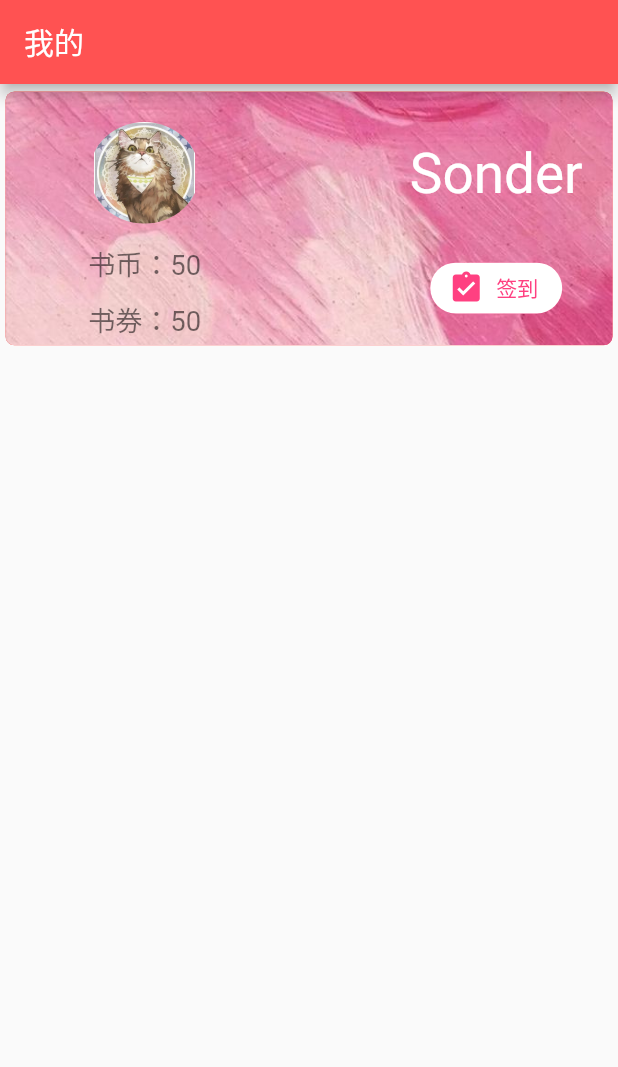
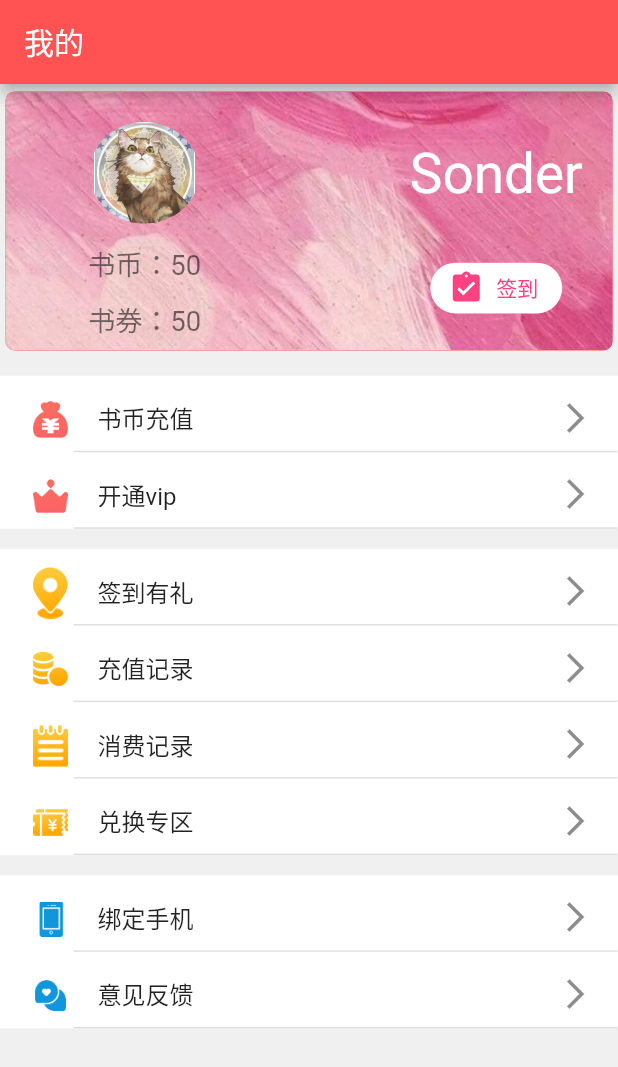
Before and after one commit to baoguok/Flutter_NovelReader, a Flutter app: the MePage screen opened directly, on a phone screen of 412 x 824 dp. Shown: the top 1067 px of the screen. Run offline on Flutter 3.47's test engine with Material 2 defaults, Android fonts, the phone set to English and light mode, and no system bars; our stand-ins replace flutter_screenutil, flutter_swiper; missing offline and left inert: gzx_dropdown_menu.

Commit message:
我的 页面搭建

```diff
--- a/lib/pages/me/me_page.dart
+++ b/lib/pages/me/me_page.dart
@@ -8,13 +8,19 @@ class MePage extends StatelessWidget {
   Widget build(BuildContext context) {
     // TODO: implement build
     return Scaffold(
+      backgroundColor: Color.fromRGBO(240, 240, 240, 1),
         appBar: AppBar(
           title: Text('我的'),
           backgroundColor: Colors.redAccent,
         ),
         body: Container(
-          child: Row(
-            children: <Widget>[_topBar()],
+          child: ListView(
+            children: <Widget>[
+              _topBar(),
+              _topList(),
+            _middleList(),
+            _bottomList(),
+            ],
           ),
         ));
   }
@@ -32,7 +38,7 @@ class MePage extends StatelessWidget {
           ScreenUtil().setWidth(10),
           ScreenUtil().setHeight(10)),
       width: ScreenUtil().setWidth(1105),
-      height: ScreenUtil().setHeight(500),
+      height: ScreenUtil().setHeight(510),
       child: Row(
         children: <Widget>[_leftWidget(), _rightWidget()],
       ),
@@ -57,16 +63,16 @@ class MePage extends StatelessWidget {
                 margin: EdgeInsets.only(top: ScreenUtil().setHeight(40)),
                 child: Text(
                   '书币：50',
-                  style: TextStyle(fontSize: ScreenUtil().setSp(50),
-                  color: Colors.black54),
+                  style: TextStyle(
+                      fontSize: ScreenUtil().setSp(50), color: Colors.black54),
                 ),
               ),
               Container(
                 margin: EdgeInsets.only(top: ScreenUtil().setHeight(30)),
                 child: Text(
                   '书券：50',
-                  style: TextStyle(fontSize: ScreenUtil().setSp(50),
-                  color: Colors.black54),
+                  style: TextStyle(
+                      fontSize: ScreenUtil().setSp(50), color: Colors.black54),
                 ),
               )
             ],
@@ -84,9 +90,7 @@ class MePage extends StatelessWidget {
             child: Text(
               'Sonder',
               style: TextStyle(
-                fontSize: ScreenUtil().setSp(100),
-                color: Colors.white
-              ),
+                  fontSize: ScreenUtil().setSp(100), color: Colors.white),
             ),
           ),
           Container(
@@ -94,20 +98,21 @@ class MePage extends StatelessWidget {
             child: Container(
               height: ScreenUtil().setHeight(100),
               decoration: BoxDecoration(
-                color: Colors.pinkAccent,
-                  borderRadius: BorderRadius.all(Radius.circular(20))
-              ),
+                  color: Colors.pinkAccent,
+                  borderRadius: BorderRadius.all(Radius.circular(20))),
               child: FlatButton.icon(
                 color: Colors.white,
-                icon: Icon(Icons.assignment_turned_in,color: Colors.pinkAccent,),
-                label: (
-                    Text('签到',
-                    style: TextStyle(
-                      color: Colors.pinkAccent
-                    ),)
+                icon: Icon(
+                  Icons.assignment_turned_in,
+                  color: Colors.pinkAccent,
                 ),
-                shape: RoundedRectangleBorder(borderRadius: new BorderRadius.circular(25.0)),
-                onPressed: (){
+                label: (Text(
+                  '签到',
+                  style: TextStyle(color: Colors.pinkAccent),
+                )),
+                shape: RoundedRectangleBorder(
+                    borderRadius: new BorderRadius.circular(25.0)),
+                onPressed: () {
                   print('签到');
                 },
               ),
@@ -117,4 +122,176 @@ class MePage extends StatelessWidget {
       ),
     );
   }
+
+  Widget _myListTitle(String iconImage, String title) {
+    return Container(
+      margin: EdgeInsets.only(left: ScreenUtil().setWidth(10)),
+      width: ScreenUtil().setWidth(990),
+      decoration: BoxDecoration(
+        border: Border(
+          bottom: BorderSide(width: 1,color: Colors.black12)
+        )
+      ),
+        child: Container(height: 50.0, child: ListTile(
+          title: Text(title,
+          style: TextStyle(
+            fontWeight: FontWeight.w400
+          ),),
+          trailing: Icon(Icons.arrow_forward_ios),
+        )));
+  }
+
+  Widget _topList() {
+    return Container(
+      decoration: BoxDecoration(
+        color: Colors.white
+      ),
+      margin: EdgeInsets.only(top: ScreenUtil().setHeight(40)),
+      child: Column(
+        mainAxisSize: MainAxisSize.min,
+        children: <Widget>[
+          Row(
+            children: <Widget>[
+              Container(
+                margin: EdgeInsets.fromLTRB(ScreenUtil().setWidth(60),
+                    ScreenUtil().setWidth(20), 0, 0),
+                width: ScreenUtil().setWidth(64),
+                child: Image(
+                  width: ScreenUtil().setWidth(64),
+                  image: AssetImage('images/我的充值2@2x.png'),
+                ),
+              ),
+              _myListTitle('images/我的充值2@2x.png', '书币充值'),
+            ],
+          ),
+          Row(
+            children: <Widget>[
+              Container(
+                margin: EdgeInsets.fromLTRB(ScreenUtil().setWidth(60),
+                    ScreenUtil().setWidth(20), 0, 0),
+                width: ScreenUtil().setWidth(64),
+                child: Image(
+                  width: ScreenUtil().setWidth(64),
+                  image: AssetImage('images/我的VIP会员@2x.png'),
+                ),
+              ),
+              _myListTitle('images/我的VIP会员@2x.png', '开通vip')
+            ],
+          ),
+        ],
+      ),
+    );
+  }
+
+  Widget _middleList(){
+    return Container(
+      decoration: BoxDecoration(
+          color: Colors.white
+      ),
+      margin: EdgeInsets.only(top: ScreenUtil().setHeight(40)),
+      child: Column(
+        mainAxisSize: MainAxisSize.min,
+        children: <Widget>[
+          Row(
+            children: <Widget>[
+              Container(
+                margin: EdgeInsets.fromLTRB(ScreenUtil().setWidth(60),
+                    ScreenUtil().setWidth(20), 0, 0),
+                width: ScreenUtil().setWidth(64),
+                child: Image(
+                  width: ScreenUtil().setWidth(64),
+                  image: AssetImage('images/我的签到@2x.png'),
+                ),
+              ),
+              _myListTitle('images/我的签到@2x.png', '签到有礼'),
+            ],
+          ),
+          Row(
+            children: <Widget>[
+              Container(
+                margin: EdgeInsets.fromLTRB(ScreenUtil().setWidth(60),
+                    ScreenUtil().setWidth(20), 0, 0),
+                width: ScreenUtil().setWidth(64),
+                child: Image(
+                  width: ScreenUtil().setWidth(64),
+                  image: AssetImage('images/我的充值@2x.png'),
+                ),
+              ),
+              _myListTitle('images/我的充值@2x.png', '充值记录')
+            ],
+          ),
+          Row(
+            children: <Widget>[
+              Container(
+                margin: EdgeInsets.fromLTRB(ScreenUtil().setWidth(60),
+                    ScreenUtil().setWidth(20), 0, 0),
+                width: ScreenUtil().setWidth(64),
+                child: Image(
+                  width: ScreenUtil().setWidth(64),
+                  image: AssetImage('images/我的消费@2x.png'),
+                ),
+              ),
+              _myListTitle('images/我的消费@2x.png', '消费记录')
+            ],
+          ),
+          Row(
+            children: <Widget>[
+              Container(
+                margin: EdgeInsets.fromLTRB(ScreenUtil().setWidth(60),
+                    ScreenUtil().setWidth(20), 0, 0),
+                width: ScreenUtil().setWidth(64),
+                child: Image(
+                  width: ScreenUtil().setWidth(64),
+                  image: AssetImage('images/我的积分兑换产品@2x.png'),
+                ),
+              ),
+              _myListTitle('images/我的积分兑换产品@2x.png', '兑换专区')
+            ],
+          ),
+        ],
+      ),
+    );
+  }
+
+  Widget _bottomList(){
+    return Container(
+      decoration: BoxDecoration(
+          color: Colors.white
+      ),
+      margin: EdgeInsets.only(top: ScreenUtil().setHeight(40)),
+      child: Column(
+        mainAxisSize: MainAxisSize.min,
+        children: <Widget>[
+          Row(
+            children: <Widget>[
+              Container(
+                margin: EdgeInsets.fromLTRB(ScreenUtil().setWidth(60),
+                    ScreenUtil().setWidth(20), 0, 0),
+                width: ScreenUtil().setWidth(64),
+                child: Image(
+                  width: ScreenUtil().setWidth(64),
+                  image: AssetImage('images/手机.png'),
+                ),
+              ),
+              _myListTitle('images/手机.png', '绑定手机'),
+            ],
+          ),
+          Row(
+            children: <Widget>[
+              Container(
+                margin: EdgeInsets.fromLTRB(ScreenUtil().setWidth(60),
+                    ScreenUtil().setWidth(20), 0, 0),
+                width: ScreenUtil().setWidth(64),
+                child: Image(
+                  width: ScreenUtil().setWidth(64),
+                  image: AssetImage('images/聊天.png'),
+                ),
+              ),
+              _myListTitle('images/聊天.png', '意见反馈')
+            ],
+          ),
+        ],
+      ),
+    );
+  }
 }
```
